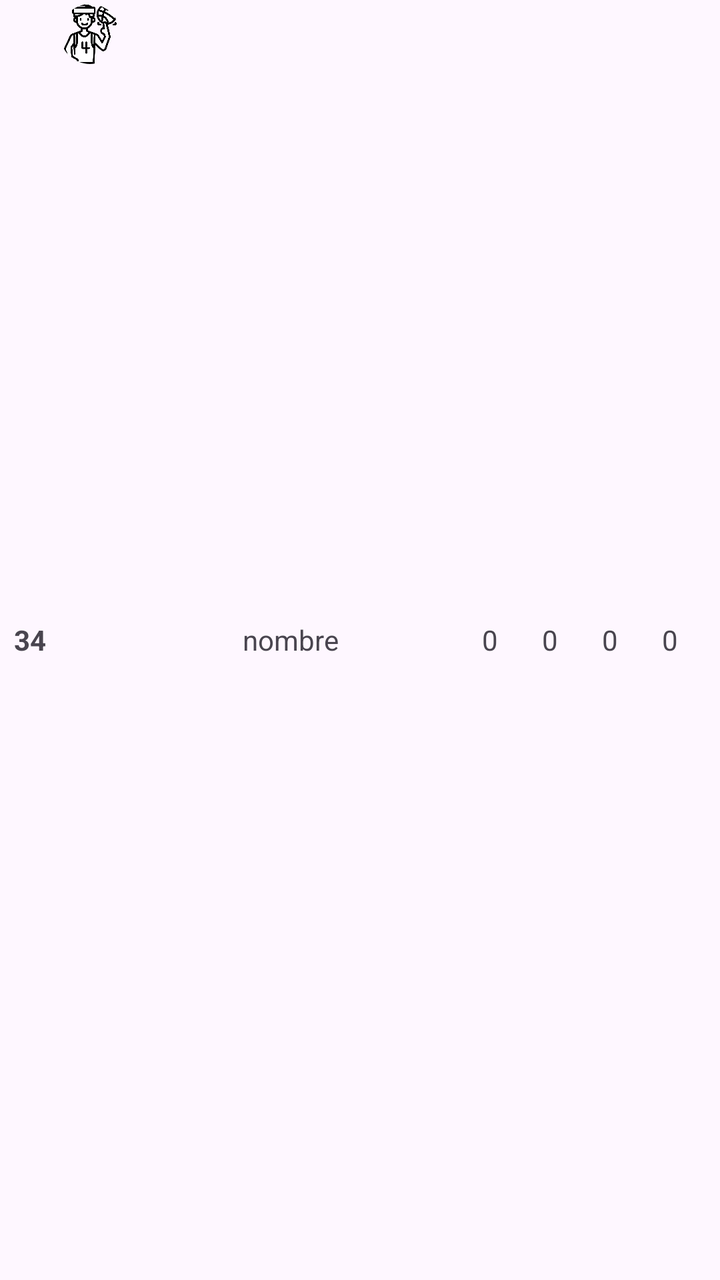
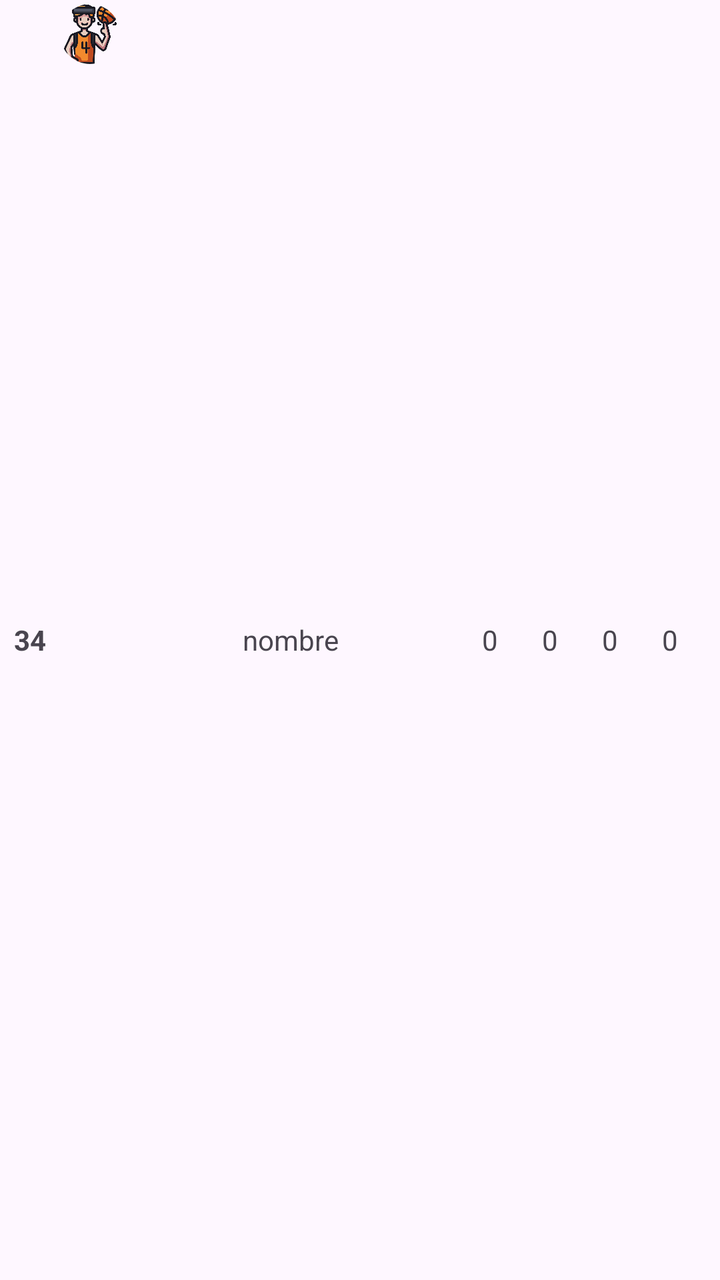

Screens rendered from an Android XML layout before and after an edit, with the pre-edit source and the edit as a unified diff.
<!-- AndroidManifest.xml: application theme Theme.UBB_estadistica -->
<!-- res/layout/row_jugadores_campo.xml -->
<?xml version="1.0" encoding="utf-8"?>
<TableRow xmlns:android="http://schemas.android.com/apk/res/android"
    xmlns:app="http://schemas.android.com/apk/res-auto"
    android:id="@+id/filaJugadorCampo"
    android:layout_width="match_parent"
    android:layout_height="wrap_content">

    <TextView
        android:id="@+id/txtJCDorsal"
        android:layout_width="30dp"
        android:layout_height="match_parent"
        android:gravity="center"
        android:text="34"
        android:textStyle="bold" />

    <com.google.android.material.imageview.ShapeableImageView
        android:id="@+id/imgJCFoto"
        android:layout_width="30dp"
        android:layout_height="30dp"
        android:layout_marginTop="2dp"
        android:layout_marginBottom="2dp"
        android:scaleType="centerCrop"
        app:shapeAppearanceOverlay="@style/circular"
        app:srcCompat="@drawable/jugador_blanco" />

    <TextView
        android:id="@+id/txtJCNombre"
        android:layout_width="170dp"
        android:layout_height="match_parent"
        android:gravity="center"
        android:text="nombre" />

    <TextView
        android:id="@+id/txtJCPuntos"
        android:layout_width="30dp"
        android:layout_height="match_parent"
        android:gravity="center"
        android:text="0" />

    <TextView
        android:id="@+id/txtJCRebotes"
        android:layout_width="30dp"
        android:layout_height="match_parent"
        android:gravity="center"
        android:text="0" />

    <TextView
        android:id="@+id/txtJCAsistencias"
        android:layout_width="30dp"
        android:layout_height="match_parent"
        android:gravity="center"
        android:text="0" />

    <TextView
        android:id="@+id/txtJCFalta"
        android:layout_width="30dp"
        android:layout_height="match_parent"
        android:gravity="center"
        android:text="0" />

    <TextView
        android:id="@+id/txtJCValoracion"
        android:layout_width="30dp"
        android:layout_height="match_parent"
        android:gravity="center"
        android:text="0" />
</TableRow>
<!-- resources referenced by this layout -->
<resources>
  <!-- drawable jugador_blanco: png bitmap (drawable, 42783 bytes) -->
  <style name="circular">
          <item name="cornerSize">50%</item>
      </style>
  <style name="Theme.UBB_estadistica" parent="Theme.MaterialComponents.DayNight.DarkActionBar">
          
          <item name="colorPrimary">@color/yellow_logo_500</item>
          <item name="colorPrimaryDark">@color/yellow_logo_700</item>
          <item name="colorAccent">@color/yellow_logo</item>
  
          <item name="colorPrimaryVariant">@color/yellow_logo_700</item>
          <item name="colorOnPrimary">@color/white</item>
          
          <item name="colorSecondary">@color/teal_200</item>
          <item name="colorSecondaryVariant">@color/teal_700</item>
          <item name="colorOnSecondary">@color/black</item>
          
          <item name="android:statusBarColor">@color/yellow_logo_700</item>
          
      </style>
  <color name="yellow_logo_500">#FFEB3B</color>
  <color name="yellow_logo_700">#FBC02D</color>
  <color name="yellow_logo">#F3DD2F</color>
  <color name="white">#FFFFFFFF</color>
  <color name="teal_200">#FF03DAC5</color>
  <color name="teal_700">#FF018786</color>
  <color name="black">#FF000000</color>
</resources>

<!-- the commit's change to res/layout/row_jugadores_campo.xml (unified diff, before → after) -->
@@ -21,7 +21,7 @@
         android:layout_marginBottom="2dp"
         android:scaleType="centerCrop"
         app:shapeAppearanceOverlay="@style/circular"
-        app:srcCompat="@drawable/jugador_blanco" />
+        app:srcCompat="@drawable/jugador_de_baloncesto" />
 
     <TextView
         android:id="@+id/txtJCNombre"
<!-- resource entries referenced after the edit -->
@@ -1,6 +1,6 @@
 <!-- resources referenced by this layout -->
 <resources>
-  <!-- drawable jugador_blanco: png bitmap (drawable, 42783 bytes) -->
+  <!-- drawable jugador_de_baloncesto: png bitmap (drawable, 51891 bytes) -->
   <style name="circular">
           <item name="cornerSize">50%</item>
       </style>
